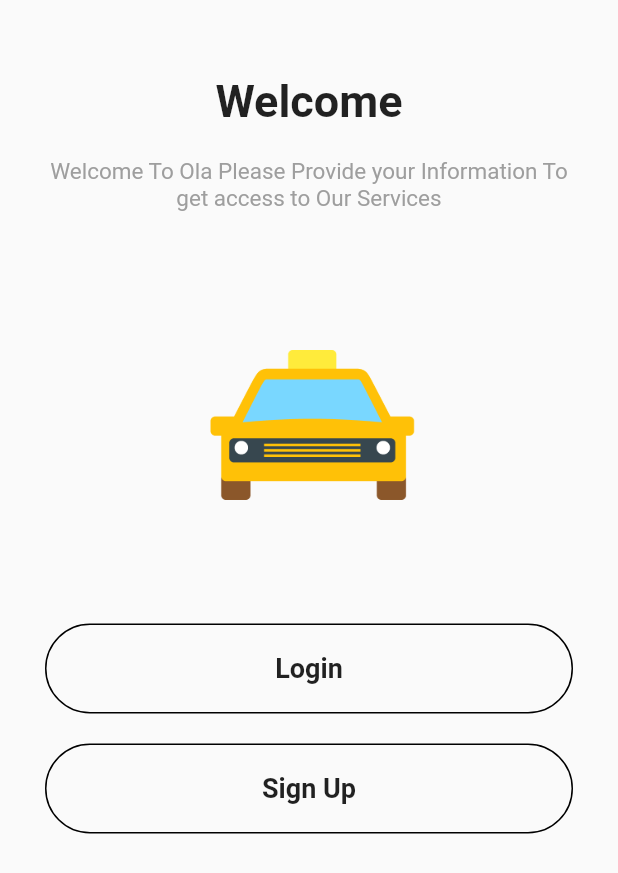
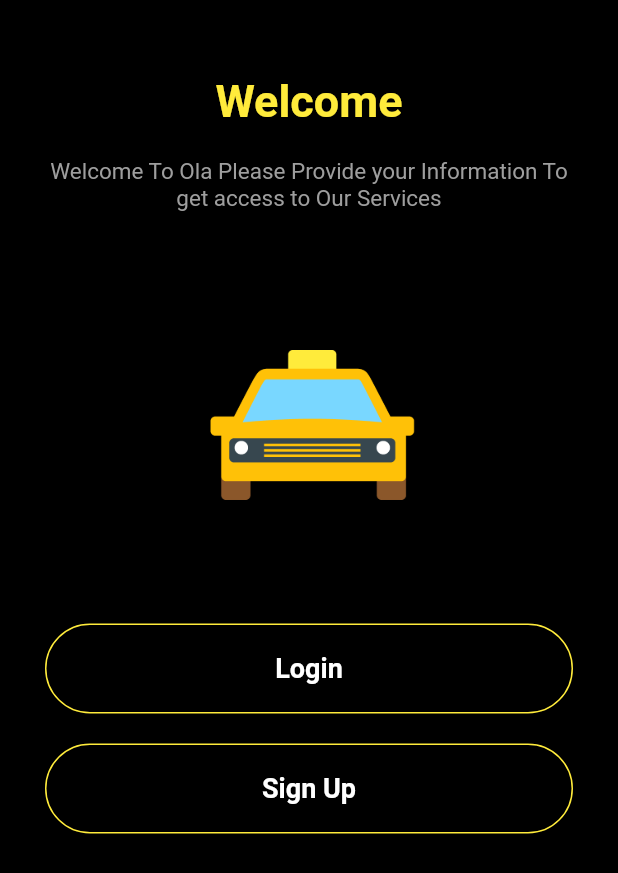
Before and after one commit to harshkoli201/CabApp, a Flutter app: the screen it shows after launch, on a phone screen of 412 x 824 dp. Shown: the top 873 px of the screen. Run offline on Flutter 3.47's test engine with Material 2 defaults, Android fonts, the light colour scheme and no system bars.

Commit message:
Color Change

```diff
--- a/ola/lib/MainScreen/mainscreen.dart
+++ b/ola/lib/MainScreen/mainscreen.dart
@@ -14,6 +14,7 @@
     return SafeArea(
       child: Material(
         child: Container(
+          color: Colors.black,
           width: double.infinity,
           height: MediaQuery.of(context).size.height,
           padding: const EdgeInsets.symmetric(horizontal: 30, vertical: 50),
@@ -24,7 +25,10 @@
                 children: const <Widget>[
                   Text(
                     "Welcome",
-                    style: TextStyle(fontWeight: FontWeight.bold, fontSize: 30),
+                    style: TextStyle(
+                        color: Colors.yellow,
+                        fontWeight: FontWeight.bold,
+                        fontSize: 30),
                   ),
                   SizedBox(
                     height: 20,
@@ -53,12 +57,14 @@
                     height: 60,
                     onPressed: () {},
                     shape: RoundedRectangleBorder(
-                        side: const BorderSide(color: Colors.black),
+                        side: const BorderSide(color: Colors.yellow),
                         borderRadius: BorderRadius.circular(50)),
                     child: const Text(
                       "Login",
-                      style:
-                          TextStyle(fontWeight: FontWeight.w600, fontSize: 18),
+                      style: TextStyle(
+                          color: Colors.white,
+                          fontWeight: FontWeight.w600,
+                          fontSize: 18),
                     ),
                   ),
                   const SizedBox(
@@ -70,12 +76,14 @@
                       height: 60,
                       onPressed: () {},
                       shape: RoundedRectangleBorder(
-                          side: const BorderSide(color: Colors.black),
+                          side: const BorderSide(color: Colors.yellow),
                           borderRadius: BorderRadius.circular(50)),
                       child: const Text(
                         "Sign Up",
                         style: TextStyle(
-                            fontWeight: FontWeight.w600, fontSize: 18),
+                            color: Colors.white,
+                            fontWeight: FontWeight.w600,
+                            fontSize: 18),
                       ),
                     ),
                   ),
```
